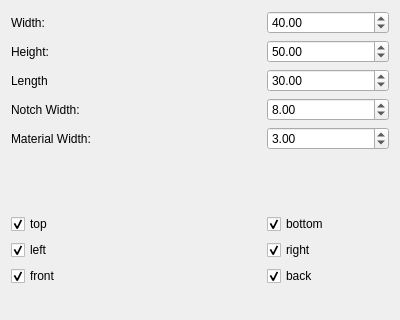
This is ObjectCreation/boxcreator/boxcreator.ui in FreeCAD/FreeCAD-macros as Qt 5 draws it before an edit; both pictures show x 0 to 400 and y 0 to 320 of the 400 by 720 pixel window. The edited form follows.
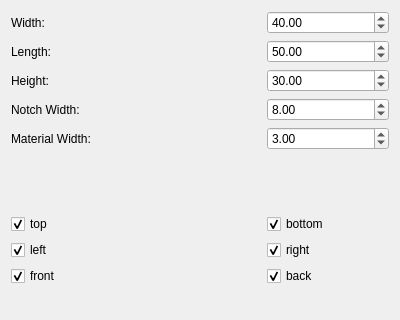
This is the edited form.

Commit message: [BoxCreator] add compartments to box compound and do not draw holes into them

The edit to the form file:
```diff
--- a/ObjectCreation/boxcreator/boxcreator.ui
+++ b/ObjectCreation/boxcreator/boxcreator.ui
@@ -18,7 +18,7 @@
   </property>
   <layout class="QGridLayout" name="gridLayout">
    <item row="2" column="2">
-    <widget class="QDoubleSpinBox" name="doubleSpinBoxHeight">
+    <widget class="QDoubleSpinBox" name="doubleSpinBoxLength">
      <property name="maximum">
       <double>999999.000000000000000</double>
      </property>
@@ -54,7 +54,7 @@
      </property>
     </widget>
    </item>
-   <item row="2" column="0">
+   <item row="3" column="0">
     <widget class="QLabel" name="label_2">
      <property name="text">
       <string notr="true">Height:</string>
@@ -72,7 +72,7 @@
     </widget>
    </item>
    <item row="3" column="2">
-    <widget class="QDoubleSpinBox" name="doubleSpinBoxLength">
+    <widget class="QDoubleSpinBox" name="doubleSpinBoxHeight">
      <property name="maximum">
       <double>999999.000000000000000</double>
      </property>
@@ -81,10 +81,10 @@
      </property>
     </widget>
    </item>
-   <item row="3" column="0">
+   <item row="2" column="0">
     <widget class="QLabel" name="label_3">
      <property name="text">
-      <string notr="true">Length</string>
+      <string notr="true">Length:</string>
      </property>
     </widget>
    </item>
```
The commit also changes 2 other files.
